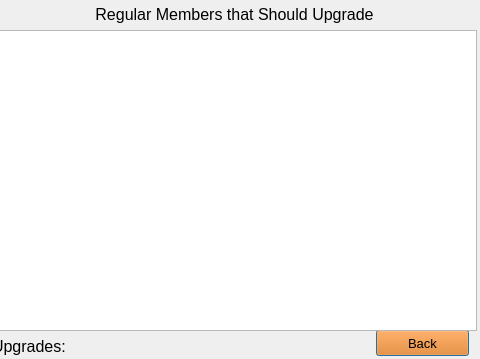
Qt form memberupgrade.ui (max9001/Bulk-Club-Project) before a commit; both pictures show x 504 to 984 and y 0 to 359 of the 984 by 359 pixel window.
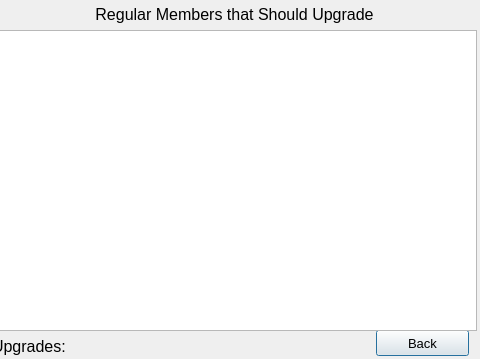
The same form after that commit.

```diff
--- a/memberupgrade.ui
+++ b/memberupgrade.ui
@@ -28,7 +28,7 @@
     </font>
    </property>
    <property name="styleSheet">
-    <string notr="true"> background-color: rgb(241, 115, 0)</string>
+    <string notr="true"/>
    </property>
    <property name="text">
     <string>Back</string>
```
